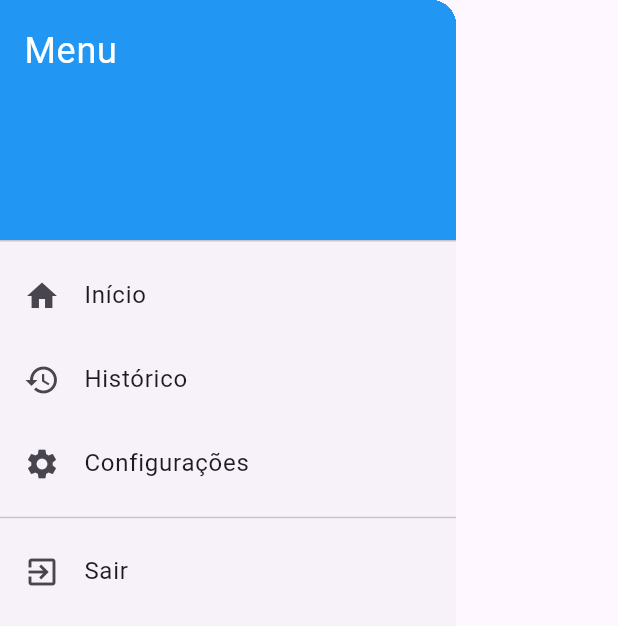
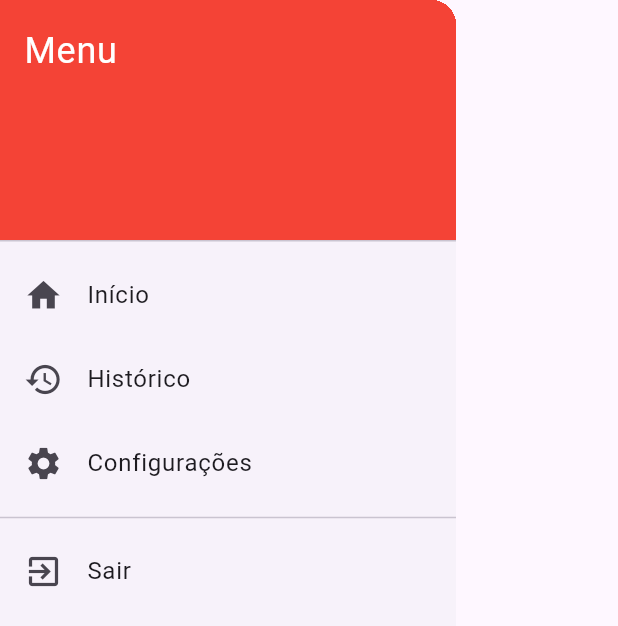
Before and after one commit to hpzynha/guia-de-moteis-teste, a Flutter app: the AppDrawer widget shown alone on an empty page, opened directly, on a phone screen of 412 x 824 dp. Shown: the top 626 px of the screen. Run offline on Flutter 3.47's test engine with Material 3 defaults, Android fonts, the phone set to English and light mode, and no system bars; our stand-ins replace flutter_riverpod; network calls fail.

Commit message:
fixing drawer

```diff
--- a/lib/views/motel_list_screen.dart
+++ b/lib/views/motel_list_screen.dart
@@ -14,8 +14,10 @@ class MotelListScreen extends ConsumerStatefulWidget {
 }
 
 class _MotelListScreenState extends ConsumerState<MotelListScreen> {
+  final GlobalKey<ScaffoldState> _scafoldKey = GlobalKey<ScaffoldState>();
+
   void _openDrawer() {
-    Scaffold.of(context).openDrawer();
+    _scafoldKey.currentState?.openDrawer();
   }
 
   void _showLocationDialog() {
@@ -46,6 +48,7 @@ class _MotelListScreenState extends ConsumerState<MotelListScreen> {
     final motelListAsync = ref.watch(motelListProvider);
 
     return Scaffold(
+      key: _scafoldKey, // A chave do Scafold
       appBar: CustomAppBar(
         onMenuPressed: _openDrawer,
         onLocationPressed: _showLocationDialog,
--- a/lib/widgets/app_drawer.dart
+++ b/lib/widgets/app_drawer.dart
@@ -11,7 +11,7 @@ class AppDrawer extends StatelessWidget {
         children: [
           const DrawerHeader(
             decoration: BoxDecoration(
-              color: Colors.blue,
+              color: Colors.red,
             ),
             child: Text(
               'Menu',
@@ -22,7 +22,10 @@ class AppDrawer extends StatelessWidget {
             ),
           ),
           ListTile(
-            leading: const Icon(Icons.home),
+            leading: const Icon(
+              Icons.home,
+              size: 26,
+            ),
             title: const Text('Início'),
             onTap: () {
               // Navegar para a tela inicial
@@ -30,7 +33,10 @@ class AppDrawer extends StatelessWidget {
             },
           ),
           ListTile(
-            leading: const Icon(Icons.history),
+            leading: const Icon(
+              Icons.history,
+              size: 26,
+            ),
             title: const Text('Histórico'),
             onTap: () {
               // Navegar para o histórico
@@ -38,7 +44,10 @@ class AppDrawer extends StatelessWidget {
             },
           ),
           ListTile(
-            leading: const Icon(Icons.settings),
+            leading: const Icon(
+              Icons.settings,
+              size: 26,
+            ),
             title: const Text('Configurações'),
             onTap: () {
               // Navegar para configurações
@@ -47,8 +56,13 @@ class AppDrawer extends StatelessWidget {
           ),
           const Divider(),
           ListTile(
-            leading: const Icon(Icons.exit_to_app),
-            title: const Text('Sair'),
+            leading: const Icon(
+              Icons.exit_to_app,
+              size: 26,
+            ),
+            title: const Text(
+              'Sair',
+            ),
             onTap: () {
               // Implementar logout
               Navigator.pop(context);
--- a/lib/widgets/custom_app_bar.dart
+++ b/lib/widgets/custom_app_bar.dart
@@ -14,13 +14,15 @@ class CustomAppBar extends StatelessWidget implements PreferredSizeWidget {
   Widget build(BuildContext context) {
     return AppBar(
       backgroundColor: Colors.red,
-      leading: IconButton(
-        icon: const Icon(
-          Icons.menu,
-          size: 30,
-          color: Colors.white,
+      leading: Builder(
+        builder: (context) => IconButton(
+          icon: const Icon(
+            Icons.menu,
+            size: 30,
+            color: Colors.white,
+          ),
+          onPressed: onMenuPressed,
         ),
-        onPressed: onMenuPressed,
       ),
       title: Column(
         crossAxisAlignment: CrossAxisAlignment.start,
```
